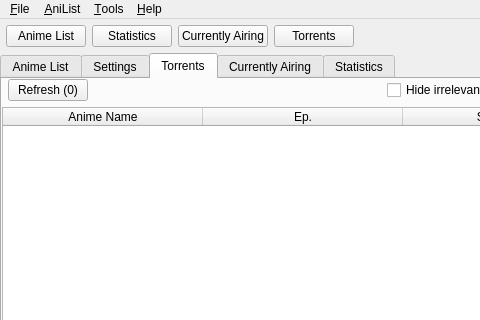
Above: src/gui/mainwindow.ui from killmaster/Shinjiru before the change; both pictures show x 0 to 480 and y 0 to 320 of the 900 by 500 pixel window. Below: the same form after it.
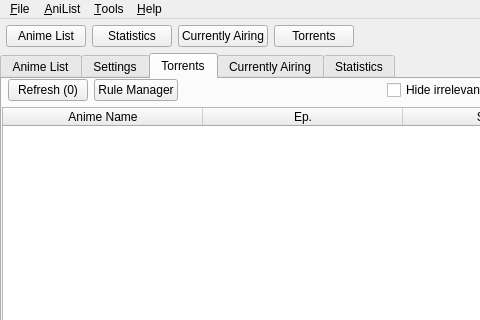
That is the form after the change. The open tabs and pages were chosen to show the change.

Commit message: Add rule manager

What changed in the file:
```diff
--- a/src/gui/mainwindow.ui
+++ b/src/gui/mainwindow.ui
@@ -494,6 +494,13 @@
             </property>
            </widget>
           </item>
+          <item>
+           <widget class="QPushButton" name="ruleManagerButton">
+            <property name="text">
+             <string>Rule Manager</string>
+            </property>
+           </widget>
+          </item>
           <item>
            <spacer name="horizontalSpacer_3">
             <property name="orientation">
```
Left out of the diff: 6 changed lines with no effect on the pictures. The commit also changes 10 other files.
